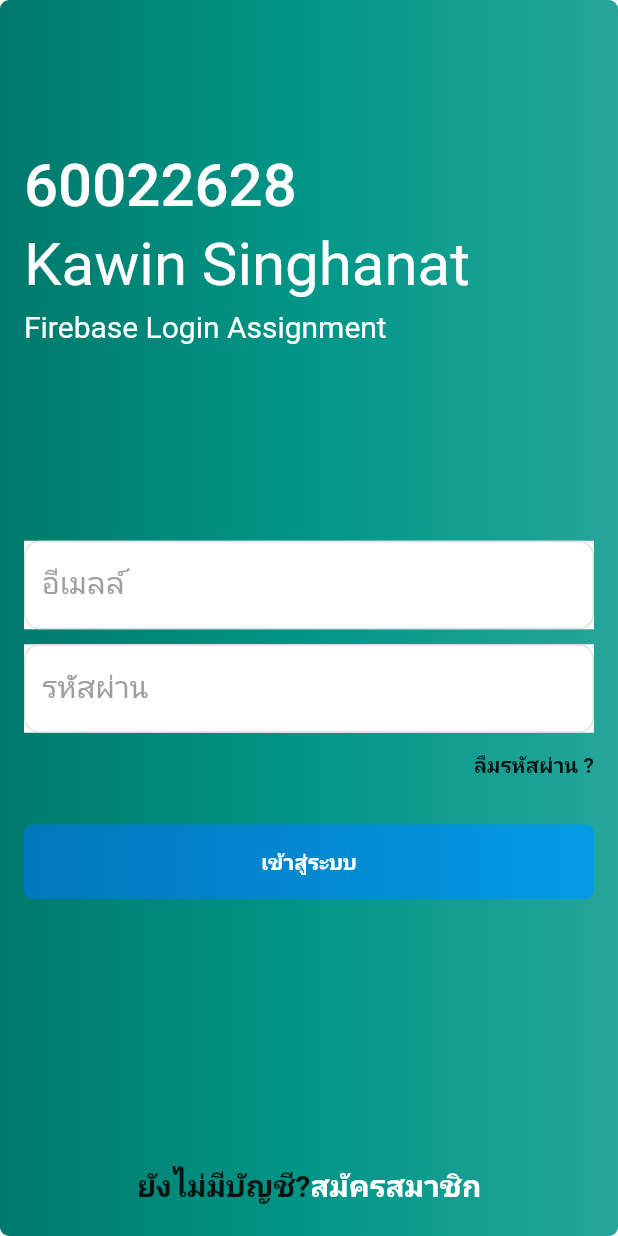
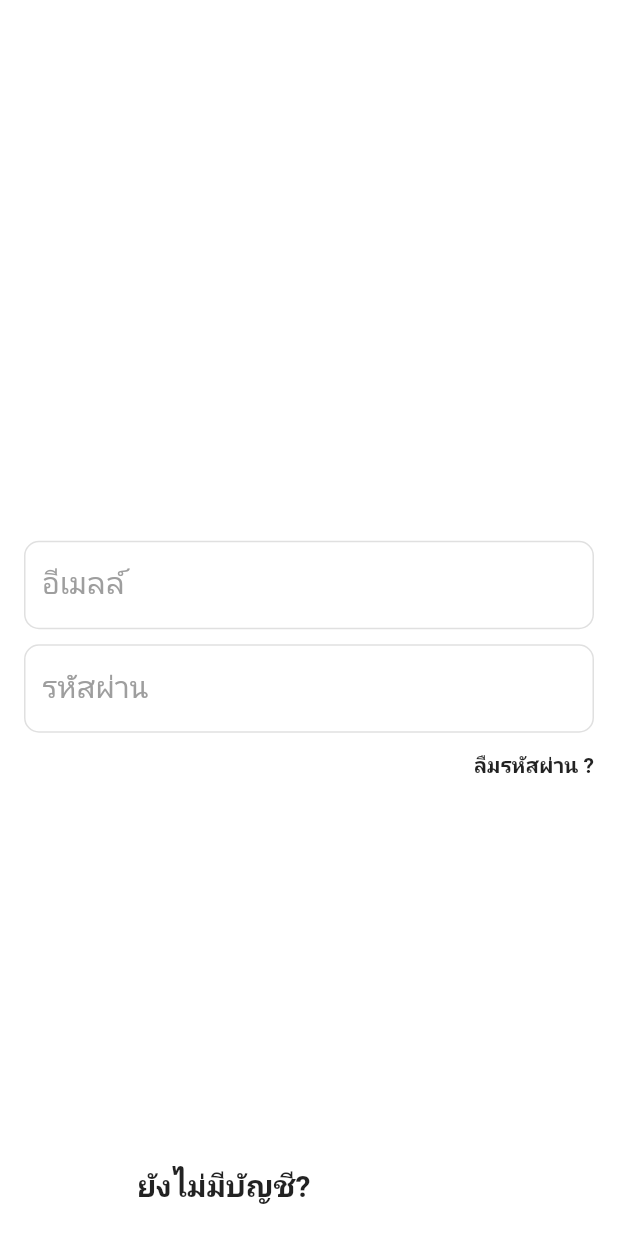
Before and after one commit to kavviiv/Flutter-FirebasetTest, a Flutter app: the screen it shows after launch, on a phone screen of 412 x 824 dp. Run offline on Flutter 3.47's test engine with Material 2 defaults, Android fonts, the phone set to English and light mode, and no system bars; our stand-ins replace firebase_auth; accounts and stored records are empty.

Commit message:
Update SignIn.dart

```diff
--- a/lib/Screens/SignIn.dart
+++ b/lib/Screens/SignIn.dart
@@ -41,18 +41,7 @@ class _LoginPageState extends State<LoginPage>{
       backgroundColor: Colors.white,
       body: SafeArea(
         child: Container(
-          decoration: BoxDecoration(
-                          borderRadius: BorderRadius.circular(6),
-                          gradient: LinearGradient(
-                            begin: Alignment.centerLeft,
-                            end: Alignment.centerRight,
-                            colors: [
-                              Color(0xff00796b),
-                              Color(0xff009688),
-                              Color(0xff26a69a),
-                            ],
-                          ),
-                        ),
+
           padding: EdgeInsets.only(left: 16,right: 16),
           child: Column(
             mainAxisAlignment: MainAxisAlignment.spaceBetween,
@@ -147,18 +136,7 @@ class _LoginPageState extends State<LoginPage>{
                       },
                       padding: EdgeInsets.all(0),
                       child: Ink(
-                        decoration: BoxDecoration(
-                          borderRadius: BorderRadius.circular(6),
-                          gradient: LinearGradient(
-                            begin: Alignment.centerLeft,
-                            end: Alignment.centerRight,
-                            colors: [
-                              Color(0xff0277bd),
-                              Color(0xff0288d1),
-                              Color(0xff039be5),
-                            ],
-                          ),
-                        ),
+
                         child: Container(
                           alignment: Alignment.center,
                           constraints: BoxConstraints(maxWidth: double.infinity,minHeight: 50),
```
